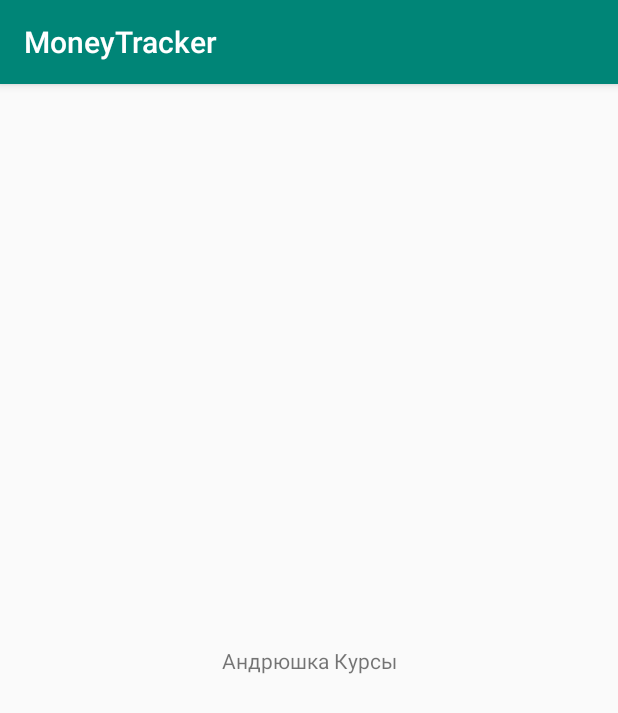
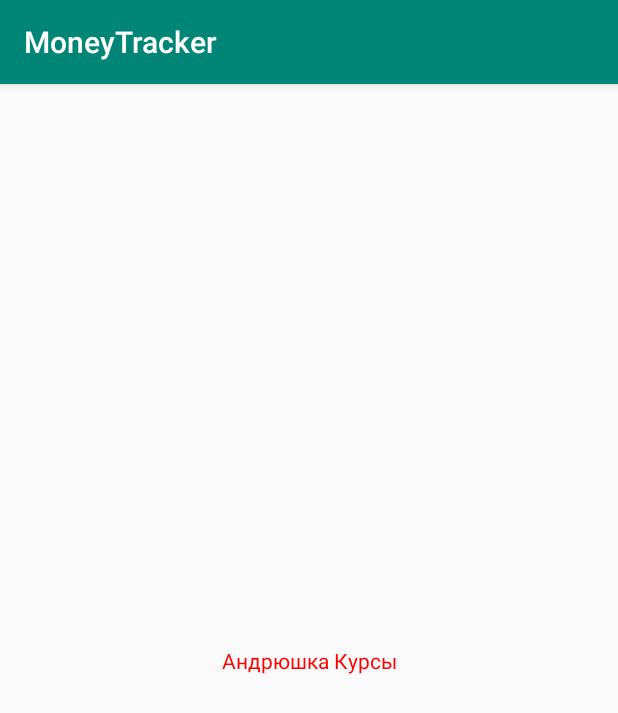
Before and after one commit to garett-js/android-course, an Android app: the screen it shows after launch (MainActivity), on a phone screen of 412 x 824 dp. Shown: the top 713 px of the screen. Run offline under Robolectric (Android 15) with nearby library versions, the phone set to English and light mode, and no system bars.

Commit message:
add color text

```diff
--- a/app/src/main/res/layout/activity_main.xml
+++ b/app/src/main/res/layout/activity_main.xml
@@ -10,6 +10,7 @@
         android:layout_width="wrap_content"
         android:layout_height="wrap_content"
         android:text="@string/hello"
+        android:textColor="@color/colorText"
         app:layout_constraintBottom_toBottomOf="parent"
         app:layout_constraintLeft_toLeftOf="parent"
         app:layout_constraintRight_toRightOf="parent"
--- a/app/src/main/res/values/colors.xml
+++ b/app/src/main/res/values/colors.xml
@@ -3,4 +3,5 @@
     <color name="colorPrimary">#008577</color>
     <color name="colorPrimaryDark">#00574B</color>
     <color name="colorAccent">#D81B60</color>
+    <color name="colorText">#FF0000</color>
 </resources>
```
